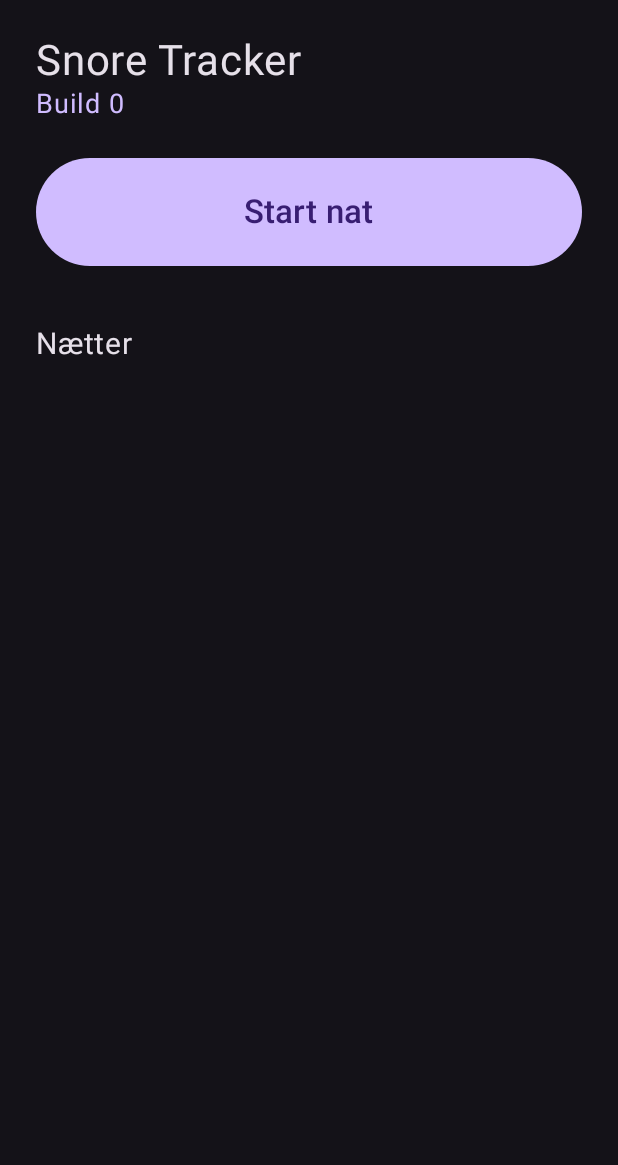
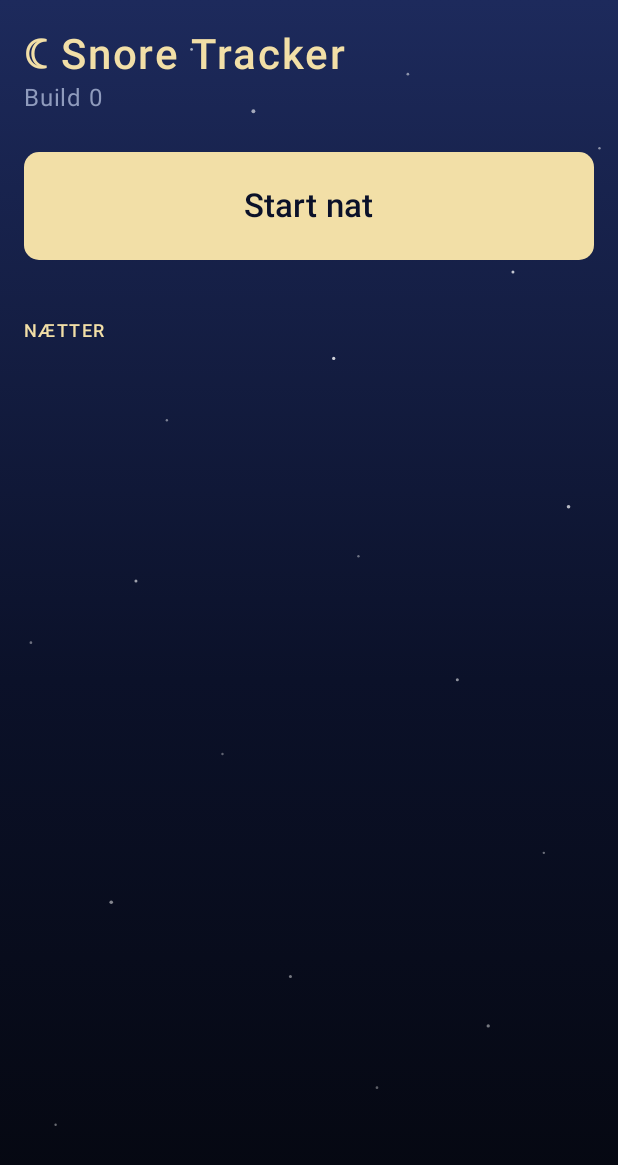
Before and after one commit to lawejo/snore-tracker, an Android app built with Jetpack Compose: the screen it shows after launch (MainActivity), on a phone screen of 412 x 824 dp. Shown: the top 1165 px of the screen. Run offline under Robolectric (Android 15) with nearby library versions, the phone set to English and light mode, and no system bars; pictures from the network do not load.

Commit message:
Tema: Nattehimmel, sovevisning og optager-status
Oven på del-scores: natteblå himmel med stjerner, månelys-guld som accent,
gennemsigtige kort og badges. Forsiden viser hvor længe der er optaget og
har en sovevisning med svagt ur. Mini-tidslinje på hvert natkort, og
bekræftelse før en hel nat slettes.

```diff
--- a/app/src/main/java/dk/lawejo/snoretracker/MainActivity.kt
+++ b/app/src/main/java/dk/lawejo/snoretracker/MainActivity.kt
@@ -9,31 +9,38 @@ import android.os.Build
 import android.os.Bundle
 import android.os.PowerManager
 import android.provider.Settings
+import android.view.WindowManager
 import androidx.activity.ComponentActivity
+import androidx.activity.SystemBarStyle
 import androidx.activity.compose.BackHandler
 import androidx.activity.compose.rememberLauncherForActivityResult
 import androidx.activity.compose.setContent
+import androidx.activity.enableEdgeToEdge
 import androidx.activity.result.contract.ActivityResultContracts
 import androidx.compose.foundation.Canvas
+import androidx.compose.foundation.background
 import androidx.compose.foundation.clickable
 import androidx.compose.foundation.gestures.detectTapGestures
 import androidx.compose.foundation.layout.Arrangement
+import androidx.compose.foundation.layout.Box
 import androidx.compose.foundation.layout.Column
 import androidx.compose.foundation.layout.Row
 import androidx.compose.foundation.layout.fillMaxSize
 import androidx.compose.foundation.layout.fillMaxWidth
 import androidx.compose.foundation.layout.height
 import androidx.compose.foundation.layout.padding
+import androidx.compose.foundation.layout.safeDrawingPadding
+import androidx.compose.foundation.layout.widthIn
 import androidx.compose.foundation.lazy.LazyColumn
 import androidx.compose.foundation.lazy.items
+import androidx.compose.foundation.shape.RoundedCornerShape
+import androidx.compose.material3.AlertDialog
 import androidx.compose.material3.Button
-import androidx.compose.material3.Card
 import androidx.compose.material3.HorizontalDivider
 import androidx.compose.material3.MaterialTheme
 import androidx.compose.material3.Surface
 import androidx.compose.material3.Text
 import androidx.compose.material3.TextButton
-import androidx.compose.material3.darkColorScheme
 import androidx.compose.runtime.Composable
 import androidx.compose.runtime.DisposableEffect
 import androidx.compose.runtime.LaunchedEffect
@@ -41,16 +48,19 @@ import androidx.compose.runtime.collectAsState
 import androidx.compose.runtime.getValue
 import androidx.compose.runtime.mutableIntStateOf
 import androidx.compose.runtime.mutableStateOf
+import androidx.compose.runtime.produceState
 import androidx.compose.runtime.remember
 import androidx.compose.runtime.rememberCoroutineScope
 import androidx.compose.runtime.setValue
 import androidx.compose.ui.Alignment
 import androidx.compose.ui.Modifier
+import androidx.compose.ui.draw.clip
 import androidx.compose.ui.geometry.Offset
 import androidx.compose.ui.geometry.Size
 import androidx.compose.ui.graphics.Color
 import androidx.compose.ui.input.pointer.pointerInput
 import androidx.compose.ui.unit.dp
+import androidx.compose.ui.unit.em
 import androidx.compose.ui.unit.sp
 import androidx.core.content.FileProvider
 import androidx.core.content.pm.PackageInfoCompat
@@ -67,9 +77,12 @@ import kotlinx.coroutines.launch
 class MainActivity : ComponentActivity() {
     override fun onCreate(savedInstanceState: Bundle?) {
         super.onCreate(savedInstanceState)
+        val bars = SystemBarStyle.dark(android.graphics.Color.TRANSPARENT)
+        enableEdgeToEdge(statusBarStyle = bars, navigationBarStyle = bars)
         setContent {
-            MaterialTheme(colorScheme = darkColorScheme()) {
-                Surface(Modifier.fillMaxSize()) { App() }
+            MaterialTheme(colorScheme = Sky.colors, typography = Sky.typography) {
+                // Sky behind the system bars.
+                Surface(Modifier.fillMaxSize().nightSky()) { App() }
             }
         }
     }
@@ -89,12 +102,34 @@ private val time = SimpleDateFormat("HH:mm", Locale.ROOT)
 private val clock = SimpleDateFormat("HH:mm:ss", Locale.ROOT)
 private val date = SimpleDateFormat("EEE d. MMM", Locale("da"))
 
+/** Content max 640 dp wide, centered and clear of the system bars. */
+@Composable
+private fun Page(content: @Composable () -> Unit) {
+    Box(Modifier.fillMaxSize(), contentAlignment = Alignment.TopCenter) {
+        Box(Modifier.safeDrawingPadding().widthIn(max = 640.dp).fillMaxSize()) { content() }
+    }
+}
+
+/** The current time, updated every 15 seconds. */
+@Composable
+private fun rememberNow(): Long {
+    val now by produceState(System.currentTimeMillis()) {
+        while (true) {
+            delay(15_000)
+            value = System.currentTimeMillis()
+        }
+    }
+    return now
+}
+
 @Composable
 private fun App() {
     val activity = androidx.compose.ui.platform.LocalContext.current as MainActivity
     val recording by RecordingService.isRecording.collectAsState()
+    val since by RecordingService.recordingSince.collectAsState()
     var refresh by remember { mutableIntStateOf(0) }
     var selected by remember { mutableStateOf<File?>(null) }
+    var sleeping by remember { mutableStateOf(false) }
     val nights = remember(recording, refresh) { NightStore.list(activity) }
 
     val permissions = rememberLauncherForActivityResult(ActivityResultContracts.RequestMultiplePermissions()) { result ->
@@ -111,16 +146,21 @@ private fun App() {
     val scope = rememberCoroutineScope()
     LaunchedEffect(Unit) { update = Updater.latest()?.takeIf { it.build > build } }
 
+    if (sleeping && recording) {
+        SleepScreen(onWake = { sleeping = false })
+        return
+    }
+
     val dir = selected
     if (dir != null) {
         BackHandler { selected = null }
-        NightScreen(dir, recording, onBack = { selected = null; refresh++ })
+        Page { NightScreen(dir, recording, onBack = { selected = null; refresh++ }) }
         return
     }
 
-    Column(Modifier.padding(24.dp)) {
-        Text("Snore Tracker", fontSize = 28.sp)
-        Text("Build $build", fontSize = 18.sp, color = MaterialTheme.colorScheme.primary)
+    Page { Column(Modifier.padding(16.dp)) {
+        Text("☾ Snore Tracker", style = Sky.h1, color = Sky.Moon, letterSpacing = 0.04.em)
+        Text("Build $build", color = Sky.Muted)
         // Installing restarts the app, so it isn't offered while recording.
         update?.takeIf { !recording }?.let { release ->
             Button(
@@ -130,6 +170,7 @@ private fun App() {
                 },
                 enabled = !downloading,
                 modifier = Modifier.padding(top = 8.dp),
+                shape = RoundedCornerShape(10.dp),
             ) {
                 Text(if (downloading) "Henter build ${release.build} …" else "Opdatér til build ${release.build}")
             }
@@ -145,24 +186,65 @@ private fun App() {
                 }
             },
             modifier = Modifier.fillMaxWidth().padding(vertical = 24.dp).height(72.dp),
+            shape = RoundedCornerShape(10.dp),
         ) {
             Text(if (recording) "Stop" else "Start nat", fontSize = 22.sp)
         }
-        if (recording) Text("Optager. Lad tabletten lade, og luk ikke appen fra oversigten.")
+        if (recording) RecordingStatus(since, onSleep = { sleeping = true })
 
-        Text("Nætter", fontSize = 20.sp, modifier = Modifier.padding(top = 16.dp, bottom = 8.dp))
+        Text("NÆTTER", style = Sky.eyebrow, modifier = Modifier.padding(top = 16.dp, bottom = 8.dp))
         LazyColumn(verticalArrangement = Arrangement.spacedBy(8.dp)) {
             items(nights, key = { it.first.name }) { (nightDir, night) ->
-                Card(Modifier.fillMaxWidth().clickable { selected = nightDir }) {
-                    Column(Modifier.padding(16.dp)) {
-                        Text("${date.format(Date(night.startMs))}  ${time.format(Date(night.startMs))}–${night.endMs?.let { time.format(Date(it)) } ?: "…"}")
-                        Text(summary(night), color = MaterialTheme.colorScheme.primary)
-                    }
+                // Newest night first, highlighted as "i dag".
+                val newest = night === nights.first().second
+                Column(
+                    Modifier.fillMaxWidth().skyCard(highlight = newest, onClick = { selected = nightDir }),
+                    verticalArrangement = Arrangement.spacedBy(8.dp),
+                ) {
+                    Text("${date.format(Date(night.startMs))}  ${time.format(Date(night.startMs))}–${night.endMs?.let { time.format(Date(it)) } ?: "…"}")
+                    Timeline(night, night.endMs ?: night.heartbeatMs, null, Modifier.height(6.dp))
+                    Badge(summary(night), statusColor(night))
                 }
             }
         }
+    } }
+}
+
+@Composable
+private fun RecordingStatus(since: Long?, onSleep: () -> Unit) {
+    val now = rememberNow()
+    val minutes = since?.let { (now - it) / 60_000 } ?: 0
+    Text(
+        if (since == null) "● Optager"
+        else "● Optager siden ${time.format(Date(since))} · ${minutes / 60} t ${minutes % 60} min",
+        color = Sky.Moon,
+    )
+    Text("Lad tabletten lade, og luk ikke appen fra oversigten.", color = Sky.Muted)
+    TextButton(onClick = onSleep) { Text("☾ Sovevisning") }
+}
+
+/** Black screen with a faint clock and minimum brightness. Tap or back to leave. */
+@Composable
+private fun SleepScreen(onWake: () -> Unit) {
+    val window = (androidx.compose.ui.platform.LocalContext.current as MainActivity).window
+    DisposableEffect(Unit) {
+        window.attributes = window.attributes.apply { screenBrightness = 0.01f }
+        onDispose {
+            window.attributes = window.attributes.apply {
+                screenBrightness = WindowManager.LayoutParams.BRIGHTNESS_OVERRIDE_NONE
+            }
+        }
+    }
+    BackHandler(onBack = onWake)
+    Box(
+        Modifier.fillMaxSize().background(Color.Black).clickable(onClick = onWake),
+        contentAlignment = Alignment.Center,
+    ) {
+        Text(time.format(Date(rememberNow())), fontSize = 64.sp, color = Sky.Muted.copy(alpha = 0.35f))
     }
 }
+
+private fun statusColor(night: Night) = if (night.snoreEvents.isEmpty()) Sky.Done else Sky.Tempo
 
 private fun summary(night: Night) =
     if (night.snoreEvents.isEmpty()) "Ingen snorken registreret"
@@ -176,6 +258,7 @@ private fun NightScreen(dir: File, recording: Boolean, onBack: () -> Unit) {
     var positionMs by remember { mutableIntStateOf(0) }
     val player = remember { MediaPlayer() }
     val context = androidx.compose.ui.platform.LocalContext.current
+    var confirmDelete by remember { mutableStateOf(false) }
     DisposableEffect(Unit) { onDispose { player.release() } }
     LaunchedEffect(playing) {
         while (playing) { positionMs = player.currentPosition; delay(50) }
@@ -198,22 +281,22 @@ private fun NightScreen(dir: File, recording: Boolean, onBack: () -> Unit) {
     }
     LaunchedEffect(dir) { clips.firstOrNull()?.let { select(it, play = false) } }
 
-    Column(Modifier.padding(24.dp)) {
+    Column(Modifier.padding(16.dp)) {
         TextButton(onClick = onBack) { Text("‹ Tilbage") }
-        Text(date.format(Date(n.startMs)), fontSize = 28.sp)
-        Text("${time.format(Date(n.startMs))} – ${time.format(Date(end))}")
+        Text(date.format(Date(n.startMs)), style = Sky.h1)
+        Text("${time.format(Date(n.startMs))} – ${time.format(Date(end))}", color = Sky.Muted)
         if (n.endMs == null && !recording) {
             Text(
                 "Optagelsen stoppede uventet. Sidste livstegn kl. ${time.format(Date(n.heartbeatMs))}.",
                 color = MaterialTheme.colorScheme.error,
             )
         }
-        Text(summary(n), fontSize = 22.sp, modifier = Modifier.padding(vertical = 16.dp))
-        Timeline(n, end, selected) { t -> clips.minByOrNull { abs(it.startMs - t) }?.let { select(it) } }
+        Text(summary(n), fontSize = 22.sp, color = statusColor(n), modifier = Modifier.padding(vertical = 16.dp))
+        Timeline(n, end, selected, Modifier.height(56.dp)) { t -> clips.minByOrNull { abs(it.startMs - t) }?.let { select(it) } }
 
         Row(Modifier.fillMaxWidth().padding(top = 8.dp), horizontalArrangement = Arrangement.SpaceBetween) {
-            Text(time.format(Date(n.startMs)), fontSize = 12.sp)
-            Text(time.format(Date(end)), fontSize = 12.sp)
+            Text(time.format(Date(n.startMs)), fontSize = 12.sp, color = Sky.Muted)
+            Text(time.format(Date(end)), fontSize = 12.sp, color = Sky.Muted)
         }
 
         selected?.let { event ->
@@ -244,8 +327,8 @@ private fun NightScreen(dir: File, recording: Boolean, onBack: () -> Unit) {
                         "${clock.format(Date(event.startMs))} · ${(event.endMs - event.startMs) / 1000} s" +
                             if (event.notSnore) " · ikke snorken" else "",
                         color = when {
-                            event.startMs == selectedStart -> MaterialTheme.colorScheme.primary
-                            event.notSnore -> Color.Gray
+                            event.startMs == selectedStart -> Sky.Moon
+                            event.notSnore -> Sky.Muted
                             else -> Color.Unspecified
                         },
                         modifier = Modifier.weight(1f),
@@ -254,19 +337,33 @@ private fun NightScreen(dir: File, recording: Boolean, onBack: () -> Unit) {
                         if (event.startMs == selectedStart) { player.reset(); playing = false; selectedStart = null }
                         NightStore.deleteEvent(dir, n, event)
                         night = NightStore.load(dir)
-                    }) { Text("Slet") }
+                    }) { Text("Slet", color = Sky.Muted) }
                 }
-                HorizontalDivider()
+                HorizontalDivider(color = Sky.Border)
             }
         }
 
         TextButton(onClick = { shareNight(context, dir) }) { Text("Del data (zip)") }
 
         if (!(recording && n.endMs == null)) {
-            TextButton(onClick = { NightStore.deleteNight(dir); onBack() }) {
+            TextButton(onClick = { confirmDelete = true }) {
                 Text("Slet hele natten", color = MaterialTheme.colorScheme.error)
             }
         }
+    }
+
+    if (confirmDelete) {
+        AlertDialog(
+            onDismissRequest = { confirmDelete = false },
+            title = { Text("Slet hele natten?") },
+            text = { Text("Optagelsen og alle klip slettes permanent.") },
+            confirmButton = {
+                TextButton(onClick = { NightStore.deleteNight(dir); onBack() }) {
+                    Text("Slet", color = MaterialTheme.colorScheme.error)
+                }
+            },
+            dismissButton = { TextButton(onClick = { confirmDelete = false }) { Text("Annuller") } },
+        )
     }
 }
 
@@ -289,21 +386,20 @@ private fun shareNight(context: Context, dir: File) {
 
 /** The night as a bar with a mark for every snore period. Tapping plays the nearest clip. */
 @Composable
-private fun Timeline(night: Night, end: Long, selected: SnoreEvent?, onTap: (Long) -> Unit) {
+private fun Timeline(night: Night, end: Long, selected: SnoreEvent?, modifier: Modifier, onTap: ((Long) -> Unit)? = null) {
     val span = (end - night.startMs).coerceAtLeast(1).toFloat()
-    Canvas(
-        Modifier.fillMaxWidth().height(56.dp).pointerInput(night, end) {
-            detectTapGestures { onTap(night.startMs + (it.x / size.width * span).toLong()) }
-        },
-    ) {
-        drawRect(Color(0xFF2E3440))
+    val tap = if (onTap == null) Modifier else Modifier.pointerInput(night, end) {
+        detectTapGestures { onTap(night.startMs + (it.x / size.width * span).toLong()) }
+    }
+    Canvas(modifier.fillMaxWidth().clip(RoundedCornerShape(10.dp)).then(tap)) {
+        drawRect(Sky.Border)
         night.events.forEach { e ->
             val x = (e.startMs - night.startMs) / span * size.width
             val w = ((e.endMs - e.startMs) / span * size.width).coerceAtLeast(3f)
             val color = when {
-                e == selected -> Color(0xFFE5C07B)
-                e.notSnore -> Color(0xFF5C6370)
-                else -> Color(0xFFE5534B)
+                e == selected -> Sky.Moon
+                e.notSnore -> Sky.Muted.copy(alpha = 0.4f)
+                else -> Sky.Tempo
             }
             drawRect(color, topLeft = Offset(x, 0f), size = Size(w, size.height))
         }
@@ -325,8 +421,8 @@ private fun ClipPlayer(
 ) {
     val peaks = remember(file) { peaks(file) }
     val durationMs = ((file.length() - 44) * 1000 / (2 * Audio.SAMPLE_RATE)).toInt()
-    Card(Modifier.fillMaxWidth().padding(top = 16.dp)) {
-        Column(Modifier.padding(16.dp)) {
+    Box(Modifier.padding(top = 16.dp)) {
+        Column(Modifier.fillMaxWidth().skyCard()) {
             Row(verticalAlignment = Alignment.CenterVertically) {
                 Text(clock.format(Date(event.startMs)), fontSize = 22.sp, modifier = Modifier.weight(1f))
                 Text("${mmss(positionMs)} / ${mmss(durationMs)}")
@@ -339,10 +435,10 @@ private fun ClipPlayer(
                 val bar = size.width / peaks.size
                 peaks.forEachIndexed { i, p ->
                     val h = (p * size.height).coerceAtLeast(2f)
-                    drawRect(Color(0xFF4A90D9), topLeft = Offset(i * bar, (size.height - h) / 2), size = Size(bar * 0.7f, h))
+                    drawRect(Sky.Muted, topLeft = Offset(i * bar, (size.height - h) / 2), size = Size(bar * 0.7f, h))
                 }
                 val x = positionMs.toFloat() / durationMs.coerceAtLeast(1) * size.width
-                drawLine(Color(0xFFE5C07B), Offset(x, 0f), Offset(x, size.height), strokeWidth = 3f)
+                drawLine(Sky.Moon, Offset(x, 0f), Offset(x, size.height), strokeWidth = 3f)
             }
             Row(
                 Modifier.fillMaxWidth(),
@@ -350,11 +446,14 @@ private fun ClipPlayer(
                 verticalAlignment = Alignment.CenterVertically,
             ) {
                 TextButton(onClick = { onPrevious?.invoke() }, enabled = onPrevious != null) { Text("⏮", fontSize = 24.sp) }
-                Button(onClick = onToggle) { Text(if (playing) "⏸" else "▶", fontSize = 24.sp) }
+                Button(onClick = onToggle, shape = RoundedCornerShape(10.dp)) { Text(if (playing) "⏸" else "▶", fontSize = 24.sp) }
                 TextButton(onClick = { onNext?.invoke() }, enabled = onNext != null) { Text("⏭", fontSize = 24.sp) }
             }
             TextButton(onClick = onToggleNotSnore, modifier = Modifier.align(Alignment.CenterHorizontally)) {
-                Text(if (event.notSnore) "Markeret som ikke snorken · fortryd" else "Ikke snorken")
+                Text(
+                    if (event.notSnore) "Markeret som ikke snorken · fortryd" else "Ikke snorken",
+                    color = if (event.notSnore) Sky.Muted else Sky.Skipped,
+                )
             }
         }
     }
--- a/app/src/main/java/dk/lawejo/snoretracker/RecordingService.kt
+++ b/app/src/main/java/dk/lawejo/snoretracker/RecordingService.kt
@@ -34,6 +34,7 @@ class RecordingService : Service() {
 
     companion object {
         val isRecording = MutableStateFlow(false)
+        val recordingSince = MutableStateFlow<Long?>(null)
 
         fun start(context: Context) =
             ContextCompat.startForegroundService(context, Intent(context, RecordingService::class.java))
@@ -84,12 +85,14 @@ class RecordingService : Service() {
         runBlocking { job?.cancelAndJoin() }
         wakeLock?.release()
         isRecording.value = false
+        recordingSince.value = null
         super.onDestroy()
     }
 
     @SuppressLint("MissingPermission") // Checked in MainActivity before starting.
     private fun CoroutineScope.record() {
         val start = System.currentTimeMillis()
+        recordingSince.value = start
         val dir = NightStore.create(this@RecordingService, start)
         var night = Night(startMs = start)
         NightStore.save(dir, night)
--- /dev/null
+++ b/app/src/main/java/dk/lawejo/snoretracker/Theme.kt
@@ -0,0 +1,108 @@
+package dk.lawejo.snoretracker
+
+import androidx.compose.foundation.background
+import androidx.compose.foundation.border
+import androidx.compose.foundation.clickable
+import androidx.compose.foundation.layout.padding
+import androidx.compose.foundation.shape.RoundedCornerShape
+import androidx.compose.material3.Text
+import androidx.compose.material3.Typography
+import androidx.compose.material3.darkColorScheme
+import androidx.compose.runtime.Composable
+import androidx.compose.ui.Modifier
+import androidx.compose.ui.draw.clip
+import androidx.compose.ui.draw.drawBehind
+import androidx.compose.ui.geometry.Offset
+import androidx.compose.ui.graphics.Brush
+import androidx.compose.ui.graphics.Color
+import androidx.compose.ui.text.TextStyle
+import androidx.compose.ui.text.font.FontWeight
+import androidx.compose.ui.unit.dp
+import androidx.compose.ui.unit.em
+import androidx.compose.ui.unit.sp
+
+/** "Nattehimmel": night-blue sky, faint stars, moonlight gold as the one accent. */
+object Sky {
+    val Top = Color(0xFF1D2A5C)
+    val Mid = Color(0xFF0B1129)
+    val Bottom = Color(0xFF05070F)
+    val Surface = Color.White.copy(alpha = 0.045f)
+    val Border = Color.White.copy(alpha = 0.09f)
+    val Text = Color(0xFFE8ECF8)
+    val Muted = Color(0xFF8F9BBD)
+    val Moon = Color(0xFFF2DFA7)
+    val Done = Color(0xFF8FD3C1)
+    val Skipped = Color(0xFFE59A9A)
+    val Tempo = Color(0xFFF0B37E)
+
+    val colors = darkColorScheme(
+        primary = Moon,
+        onPrimary = Mid,
+        background = Color.Transparent,
+        onBackground = Text,
+        surface = Color.Transparent,
+        onSurface = Text,
+        error = Skipped,
+        outline = Border,
+        outlineVariant = Border,
+        surfaceContainerHigh = Mid, // dialogs
+        inverseSurface = Text, // snackbar
+        inverseOnSurface = Mid,
+        inversePrimary = Top,
+    )
+
+    // Tabular numbers everywhere, so times line up under each other.
+    val typography = Typography().run {
+        copy(
+            bodyLarge = bodyLarge.copy(fontSize = 16.sp, lineHeight = 23.sp, fontFeatureSettings = "tnum"),
+            labelLarge = labelLarge.copy(fontWeight = FontWeight.SemiBold, fontFeatureSettings = "tnum"),
+        )
+    }
+
+    val h1 = TextStyle(fontSize = 28.sp, fontWeight = FontWeight(650), letterSpacing = (-0.02).em)
+    val eyebrow = TextStyle(fontSize = 12.sp, fontWeight = FontWeight.SemiBold, letterSpacing = 0.08.em, color = Moon)
+}
+
+/** x, y (0–1), radius (dp), alpha. */
+private val stars = listOf(
+    floatArrayOf(.12f, .18f, 1f, .9f), floatArrayOf(.41f, .09f, 1.3f, .6f), floatArrayOf(.83f, .22f, 1f, .75f),
+    floatArrayOf(.27f, .34f, .8f, .45f), floatArrayOf(.66f, .06f, .9f, .5f), floatArrayOf(.92f, .41f, 1.2f, .7f),
+    floatArrayOf(.05f, .52f, .9f, .4f), floatArrayOf(.54f, .29f, 1.1f, .8f), floatArrayOf(.36f, .61f, .8f, .35f),
+    floatArrayOf(.74f, .55f, 1f, .55f), floatArrayOf(.18f, .73f, 1.2f, .5f), floatArrayOf(.88f, .69f, .8f, .4f),
+    floatArrayOf(.47f, .79f, 1f, .45f), floatArrayOf(.61f, .88f, .9f, .35f), floatArrayOf(.09f, .91f, .8f, .4f),
+    floatArrayOf(.31f, .04f, .9f, .65f), floatArrayOf(.97f, .12f, .8f, .5f), floatArrayOf(.79f, .83f, 1.1f, .45f),
+    floatArrayOf(.22f, .47f, 1f, .6f), floatArrayOf(.58f, .45f, .8f, .4f),
+)
+
+/** Sky gradient with stars. Put it on the root so it stays put while lists scroll. */
+fun Modifier.nightSky() = drawBehind {
+    drawRect(Brush.verticalGradient(0f to Sky.Top, 0.55f to Sky.Mid, 1f to Sky.Bottom))
+    stars.forEach { (x, y, r, a) ->
+        drawCircle(Color.White.copy(alpha = a), r.dp.toPx(), Offset(x * size.width, y * size.height))
+    }
+}
+
+private val cardShape = RoundedCornerShape(14.dp)
+
+/** Translucent card, tappable when [onClick] is set. [highlight] marks "i dag" with a moon edge. */
+fun Modifier.skyCard(highlight: Boolean = false, onClick: (() -> Unit)? = null) = this
+    .clip(cardShape)
+    .then(if (onClick != null) Modifier.clickable(onClick = onClick) else Modifier)
+    .background(Sky.Surface)
+    .border(1.dp, if (highlight) Sky.Moon.copy(alpha = 0.6f) else Sky.Border, cardShape)
+    .padding(horizontal = 16.dp, vertical = 14.dp)
+
+/** Pill badge; text and edge in the status colour. */
+@Composable
+fun Badge(text: String, color: Color = Sky.Muted) {
+    val pill = RoundedCornerShape(999.dp)
+    Text(
+        text,
+        color = color,
+        fontSize = 12.5.sp,
+        lineHeight = 16.sp,
+        modifier = Modifier
+            .border(1.dp, if (color == Sky.Muted) Sky.Border else color.copy(alpha = 0.5f), pill)
+            .padding(horizontal = 10.dp, vertical = 2.dp),
+    )
+}
```
